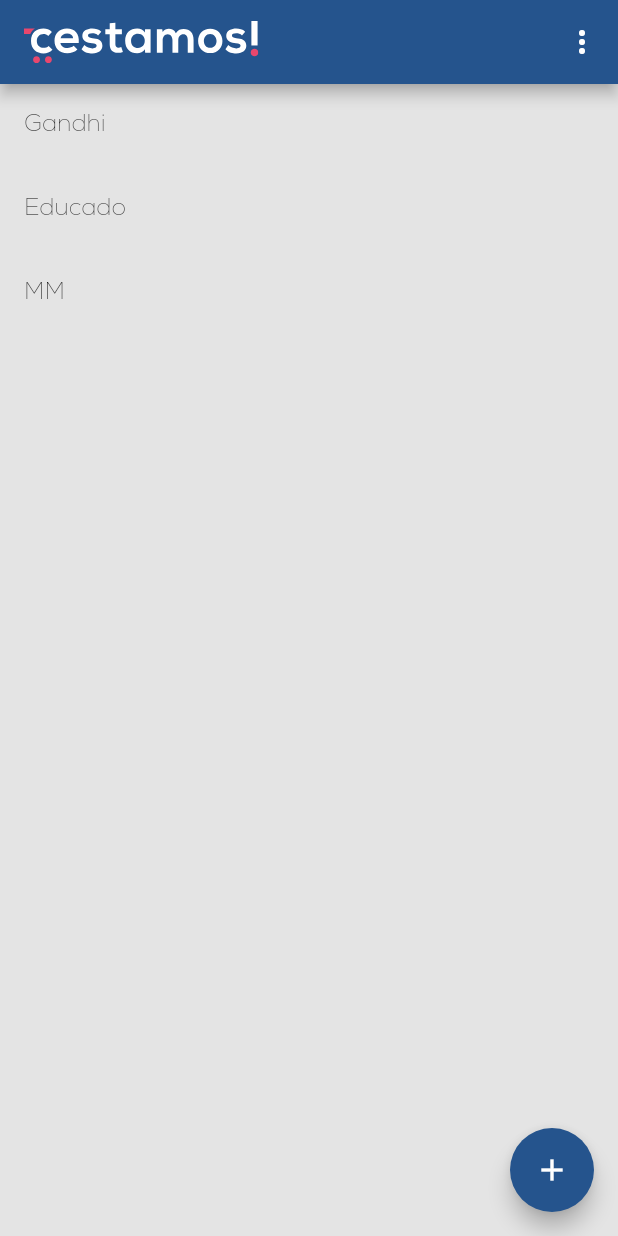
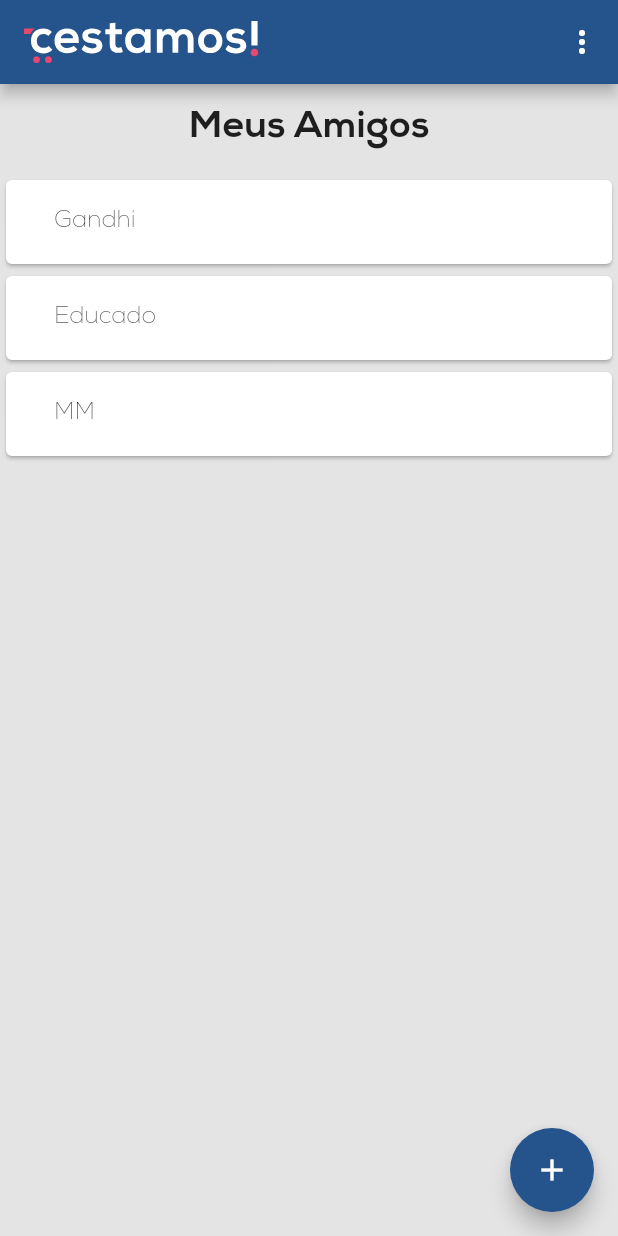
Before and after one commit to emmanuelsdias/cestamos_frontend, a Flutter app: the FriendsPage screen opened directly, on a phone screen of 412 x 824 dp. Run offline on Flutter 3.47's test engine with Material 2 defaults, Android fonts, the phone set to English and light mode, and no system bars; our stand-ins replace flutter_snake_navigationbar, flutter_svg.

Commit message:
implemented pending invites pages frontend and added styles at friends page.

```diff
--- a/cestamos/lib/pages/add_friend_page.dart
+++ b/cestamos/lib/pages/add_friend_page.dart
@@ -1,4 +1,3 @@
-import 'package:cestamos/pages/logged_screen.dart';
 import 'package:flutter/material.dart';
 import '../widgets/cestamos_bar.dart';
 
--- a/cestamos/lib/pages/friends_page.dart
+++ b/cestamos/lib/pages/friends_page.dart
@@ -73,19 +73,40 @@ class _FriendsPageState extends State<FriendsPage> {
       body: friendships.isEmpty
           ? const Center(
               child: Text(
-                "Você não tem listas",
+                "Você não tem amigos",
               ),
             )
-          : ListView.builder(
+          : Column(
+              children: [
+                const Padding(
+                  padding: EdgeInsets.all(15),
+                  child: Text(
+                    "Meus Amigos",
+                    style: TextStyle(
+                      fontWeight: FontWeight.bold,
+                      fontSize: 25,
+                    ),
+                  ),
+                ),
+                Expanded(
+                  child: ListView.builder(
                     itemBuilder: (context, index) {
                       return GestureDetector(
                           onTap: () => {},
+                          child: Card(
+                            child: Padding(
+                              padding:
+                                  const EdgeInsets.symmetric(horizontal: 8.0),
                               child: FriendshipTile(
                                 friendship: friendships[index],
                               ),
-                );
+                            ),
+                          ));
                     },
                     itemCount: friendships.length,
+                  ),
+                ),
+              ],
             ),
       floatingActionButton: AddFloatingButton(
         onPressed: () =>
--- a/cestamos/lib/widgets/friendship_tile.dart
+++ b/cestamos/lib/widgets/friendship_tile.dart
@@ -8,8 +8,11 @@ class FriendshipTile extends StatelessWidget {
 
   @override
   Widget build(BuildContext context) {
-    return ListTile(
-      title: Text(friendship.username),
+    return Padding(
+      padding: const EdgeInsets.symmetric(horizontal: 8.0),
+      child: ListTile(
+        title: Text(friendship.username),
+      ),
     );
   }
 }
```
Also changed, not shown: cestamos/lib/pages/pending_invites_page.dart (+51 -14 lines). Lines whose indentation alone changed are shown as unchanged.
